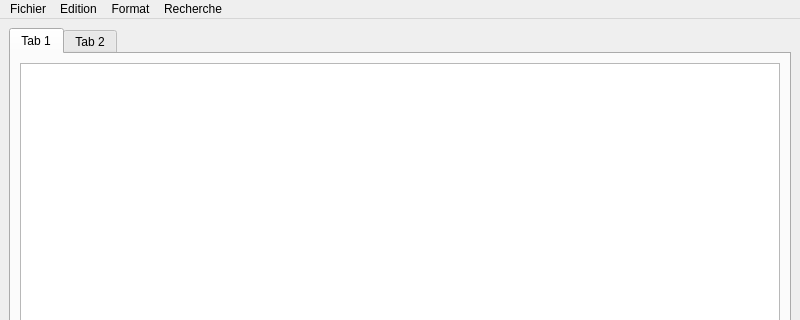
Before: the Qt Designer form projetcplus/mainwindow.ui in FoulonEdouard/ProjetCplusAjc, drawn with Qt 5; both pictures show x 0 to 800 and y 0 to 320 of the 800 by 600 pixel window.
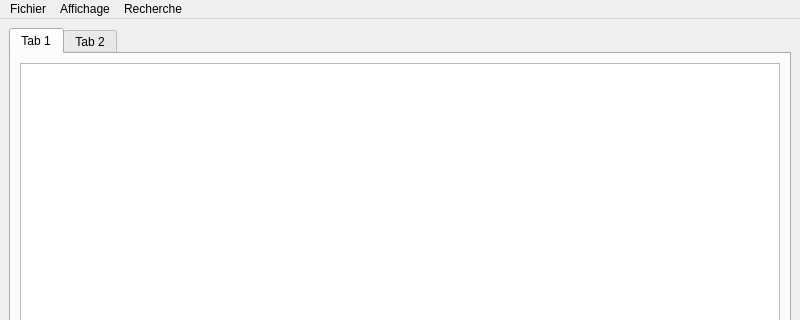
After: the same form once the commit is applied.

Diff of the .ui file:
```diff
--- a/projetcplus/mainwindow.ui
+++ b/projetcplus/mainwindow.ui
@@ -62,15 +62,11 @@
     <addaction name="actionSave_as"/>
     <addaction name="actionNew"/>
    </widget>
-   <widget class="QMenu" name="menurecherche">
+   <widget class="QMenu" name="menuAffichage">
     <property name="title">
-     <string>Edition</string>
+     <string>Affichage</string>
     </property>
-   </widget>
-   <widget class="QMenu" name="menuFormat">
-    <property name="title">
-     <string>Format</string>
-    </property>
+    <addaction name="actionLigne_colonne"/>
    </widget>
    <widget class="QMenu" name="menuRecherche">
     <property name="title">
@@ -78,8 +74,7 @@
     </property>
    </widget>
    <addaction name="menuFichier"/>
-   <addaction name="menurecherche"/>
-   <addaction name="menuFormat"/>
+   <addaction name="menuAffichage"/>
    <addaction name="menuRecherche"/>
   </widget>
   <widget class="QStatusBar" name="statusbar"/>
```
Left out of the diff: 17 changed lines with no effect on the pictures.
